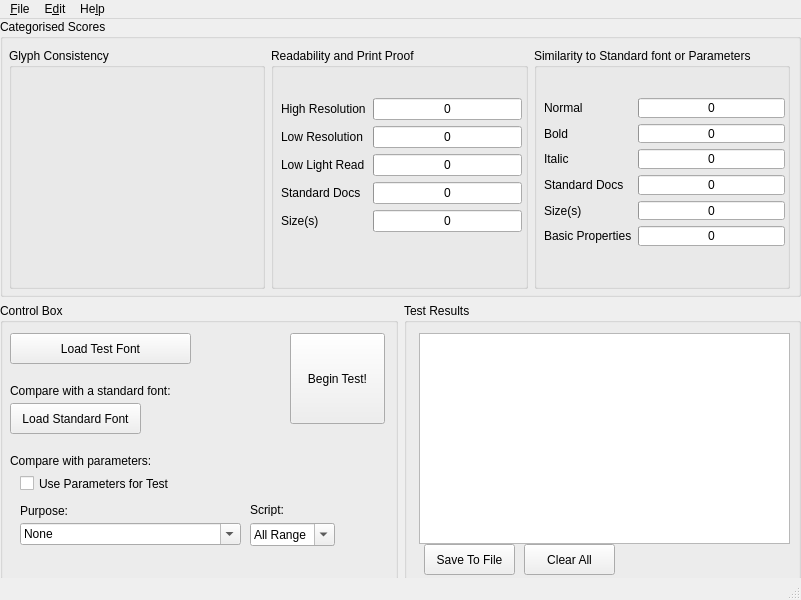
Before: the Qt Designer form ui/fontCompare.ui in ankur-india/FontCompare, drawn with Qt 5.
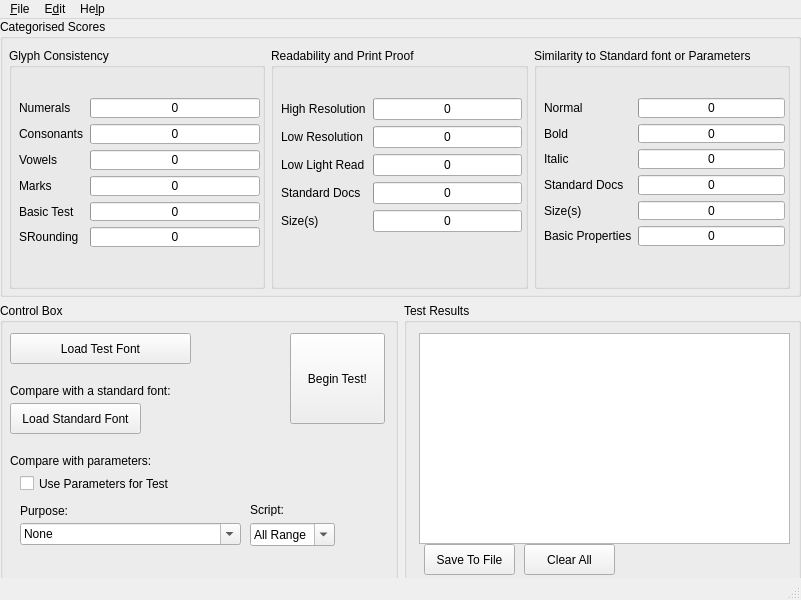
After: the same form once the commit is applied.

Commit message: added tests for glyph consistency

Diff of the .ui file:
```diff
--- a/ui/fontCompare.ui
+++ b/ui/fontCompare.ui
@@ -46,6 +46,141 @@
              <property name="title">
               <string>Glyph Consistency</string>
              </property>
+             <widget class="QWidget" name="layoutWidget_2">
+              <property name="geometry">
+               <rect>
+                <x>10</x>
+                <y>50</y>
+                <width>241</width>
+                <height>149</height>
+               </rect>
+              </property>
+              <layout class="QFormLayout" name="formLayout_3">
+               <property name="fieldGrowthPolicy">
+                <enum>QFormLayout::ExpandingFieldsGrow</enum>
+               </property>
+               <item row="0" column="0">
+                <widget class="QLabel" name="label_18">
+                 <property name="text">
+                  <string>Numerals</string>
+                 </property>
+                </widget>
+               </item>
+               <item row="0" column="1">
+                <widget class="QProgressBar" name="NumeralScoreBar">
+                 <property name="maximum">
+                  <number>10</number>
+                 </property>
+                 <property name="value">
+                  <number>0</number>
+                 </property>
+                 <property name="format">
+                  <string>%v</string>
+                 </property>
+                </widget>
+               </item>
+               <item row="1" column="0">
+                <widget class="QLabel" name="label_19">
+                 <property name="text">
+                  <string>Consonants</string>
+                 </property>
+                </widget>
+               </item>
+               <item row="1" column="1">
+                <widget class="QProgressBar" name="ConsonantScoreBar">
+                 <property name="maximum">
+                  <number>10</number>
+                 </property>
+                 <property name="value">
+                  <number>0</number>
+                 </property>
+                 <property name="format">
+                  <string>%v</string>
+                 </property>
+                </widget>
+               </item>
+               <item row="2" column="0">
+                <widget class="QLabel" name="label_20">
+                 <property name="text">
+                  <string>Vowels</string>
+                 </property>
+                </widget>
+               </item>
+               <item row="2" column="1">
+                <widget class="QProgressBar" name="VowelScoreBar">
+                 <property name="maximum">
+                  <number>10</number>
+                 </property>
+                 <property name="value">
+                  <number>0</number>
+                 </property>
+                 <property name="format">
+                  <string>%v</string>
+                 </property>
+                </widget>
+               </item>
+               <item row="3" column="0">
+                <widget class="QLabel" name="label_21">
+                 <property name="text">
+                  <string>Marks</string>
+                 </property>
+                </widget>
+               </item>
+               <item row="3" column="1">
+                <widget class="QProgressBar" name="MarkScoreBar">
+                 <property name="maximum">
+                  <number>10</number>
+                 </property>
+                 <property name="value">
+                  <number>0</number>
+                 </property>
+                 <property name="format">
+                  <string>%v</string>
+                 </property>
+                </widget>
+               </item>
+               <item row="4" column="0">
+                <widget class="QLabel" name="label_22">
+                 <property name="text">
+                  <string>Basic Test</string>
+                 </property>
+                </widget>
+               </item>
+               <item row="4" column="1">
+                <widget class="QProgressBar" name="BasicConsistencyScoreBar">
+                 <property name="maximum">
+                  <number>10</number>
+                 </property>
+                 <property name="value">
+                  <number>0</number>
+                 </property>
+                 <property name="format">
+                  <string>%v</string>
+                 </property>
+                </widget>
+               </item>
+               <item row="5" column="0">
+                <widget class="QLabel" name="scriptRoundingLabel">
+                 <property name="text">
+                  <string>SRounding</string>
+                 </property>
+                </widget>
+               </item>
+               <item row="5" column="1">
+                <widget class="QProgressBar" name="RoundingScoreBar">
+                 <property name="maximum">
+                  <number>10</number>
+                 </property>
+                 <property name="value">
+                  <number>0</number>
+                 </property>
+                 <property name="format">
+                  <string>%v</string>
+                 </property>
+                </widget>
+               </item>
+              </layout>
+             </widget>
             </widget>
            </item>
            <item>
```
Left out of the diff: 20 changed lines with no effect on the pictures. The commit also changes 5 other files.
